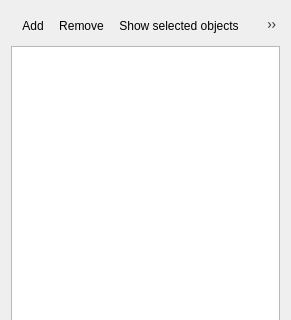
First picture: the form in SIM-VICUS/src/SVNavigationTreeWidget.ui, repository ghorwin/SIM-VICUS, before the edit; both pictures show x 0 to 291 and y 0 to 320 of the 291 by 637 pixel window.
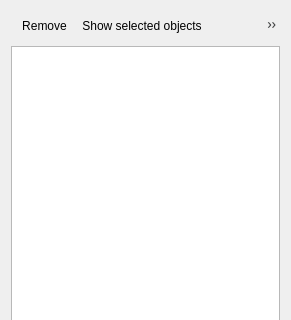
Second picture: the form after the edit. Icons and pictures are not drawn.

Patch:
```diff
--- a/SIM-VICUS/src/SVNavigationTreeWidget.ui
+++ b/SIM-VICUS/src/SVNavigationTreeWidget.ui
@@ -40,7 +40,6 @@
      <property name="floatable">
       <bool>false</bool>
      </property>
-     <addaction name="actionAdd"/>
      <addaction name="actionRemoveSelected"/>
      <addaction name="actionShowSelected"/>
      <addaction name="actionHideSelected"/>
```
Left out of the diff: 15 changed lines with no effect on the pictures.
